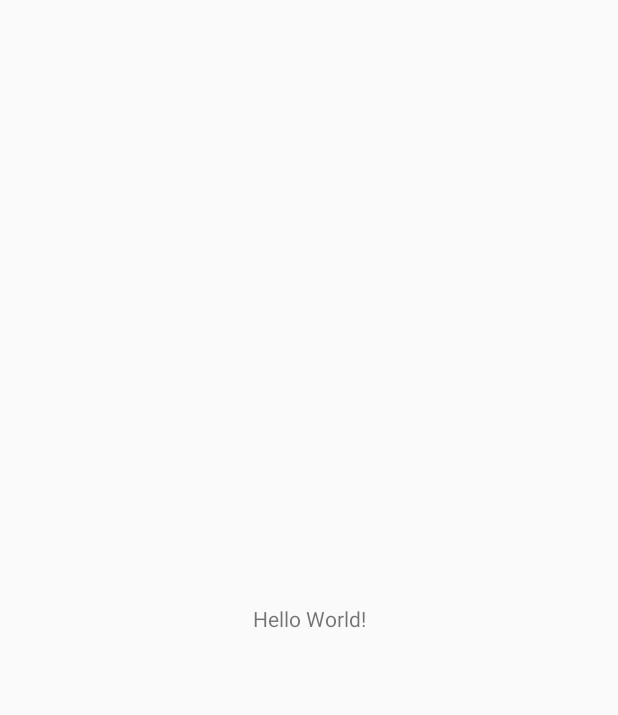
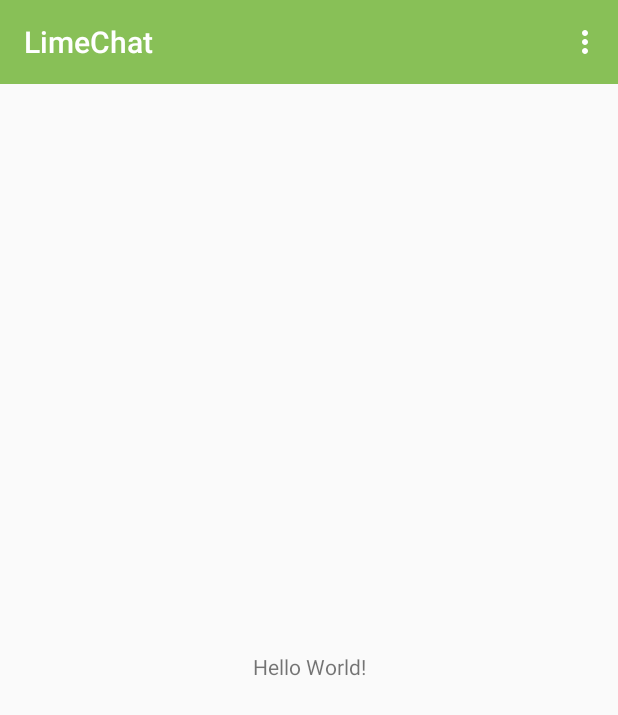
Before and after one commit to johnnyn95/LimeChat, an Android app: the screen it shows after launch once a user with an empty profile is signed in (MainActivity), on a phone screen of 412 x 824 dp. Before the commit the part shown is almost empty. Shown: the top 715 px of the screen. Run offline under Robolectric (Android 15) with nearby library versions, the phone set to English and light mode, and no system bars; our stand-ins replace Firebase (no records; nobody signed in at launch, a user with empty details on screens opened directly).

Commit message:
Fixed the toolbar and added menu

```diff
--- a/app/src/main/java/com/example/jnguyen/limechat/MainActivity.java
+++ b/app/src/main/java/com/example/jnguyen/limechat/MainActivity.java
@@ -1,7 +1,6 @@
 package com.example.jnguyen.limechat;
 
 import android.content.Intent;
-import android.app.ActionBar;
 import android.support.v7.app.AppCompatActivity;
 import android.os.Bundle;
 import android.support.v7.widget.Toolbar;
@@ -11,7 +10,6 @@ import android.view.MenuItem;
 import com.google.firebase.auth.FirebaseAuth;
 import com.google.firebase.auth.FirebaseUser;
 
-import java.util.zip.Inflater;
 
 public class MainActivity extends AppCompatActivity {
 
@@ -22,6 +20,8 @@ public class MainActivity extends AppCompatActivity {
         super.onCreate(savedInstanceState);
         setContentView(R.layout.activity_main);
         mAuth = FirebaseAuth.getInstance();
+        Toolbar mToolbar =  findViewById(R.id.main_page_toolbar);
+        setSupportActionBar(mToolbar);
 
     }
 
--- a/app/src/main/res/layout/activity_main.xml
+++ b/app/src/main/res/layout/activity_main.xml
@@ -6,13 +6,26 @@
     android:layout_height="match_parent"
     tools:context=".MainActivity">
 
+    <android.support.v7.widget.Toolbar
+        xmlns:android="http://schemas.android.com/apk/res/android"
+        android:id="@+id/main_page_toolbar"
+        android:layout_width="match_parent"
+        android:layout_height="?attr/actionBarSize"
+        android:background="@color/colorPrimary"
+        android:theme="@style/ThemeOverlay.AppCompat.Dark.ActionBar"
+        android:visibility="visible"
+        app:title="@string/app_name">
+    </android.support.v7.widget.Toolbar>
+
     <TextView
+        android:id="@+id/textView"
         android:layout_width="wrap_content"
         android:layout_height="wrap_content"
+        android:layout_marginTop="8dp"
         android:text="Hello World!"
         app:layout_constraintBottom_toBottomOf="parent"
         app:layout_constraintLeft_toLeftOf="parent"
         app:layout_constraintRight_toRightOf="parent"
-        app:layout_constraintTop_toTopOf="parent" />
+        app:layout_constraintTop_toBottomOf="@+id/main_page_toolbar" />
 
 </android.support.constraint.ConstraintLayout>
--- a/app/src/main/res/values/styles.xml
+++ b/app/src/main/res/values/styles.xml
@@ -1,5 +1,4 @@
 <resources>
-
     <!-- Base application theme. -->
     <style name="AppTheme" parent="Theme.AppCompat.Light.NoActionBar">
         <!-- Customize your theme here. -->
```
Also changed, not shown: app/src/main/res/layout/app_bar_layout.xml (added, +9 -0 lines).
